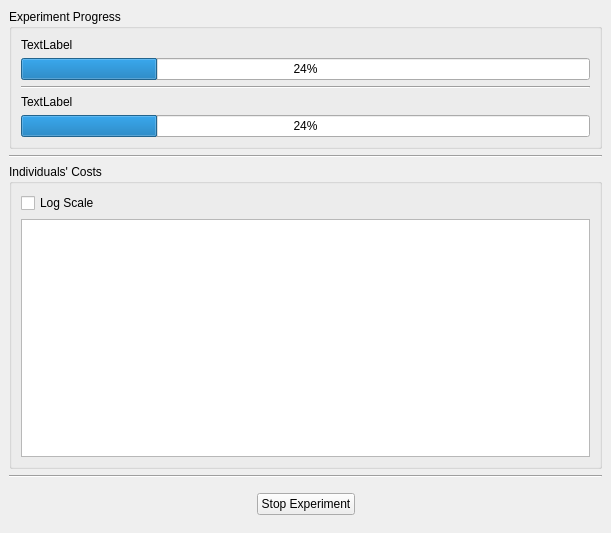
Old version of the form MLC/GUI/Autogenerated/untitled/experiment_in_progress.ui in the repository MachineLearningControl/OpenMLC-Python.
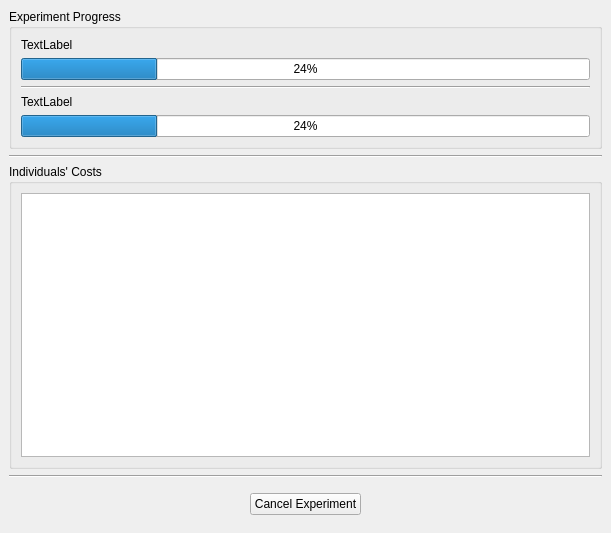
New version of the form.

Commit message:
Added Cancel Experiment button functionality
* #35

```diff
--- a/MLC/GUI/Autogenerated/untitled/experiment_in_progress.ui
+++ b/MLC/GUI/Autogenerated/untitled/experiment_in_progress.ui
@@ -84,13 +84,6 @@
        <string>Individuals' Costs</string>
       </property>
       <layout class="QVBoxLayout" name="picture_layout">
-       <item>
-        <widget class="QCheckBox" name="log_check">
-         <property name="text">
-          <string>Log Scale</string>
-         </property>
-        </widget>
-       </item>
        <item>
         <widget class="QTextEdit" name="indiv_chart"/>
        </item>
@@ -135,7 +128,7 @@
        <item>
         <widget class="QPushButton" name="cancel_button">
          <property name="text">
-          <string>Stop Experiment</string>
+          <string>Cancel Experiment</string>
          </property>
         </widget>
        </item>
```
The commit also changes 3 other files.
